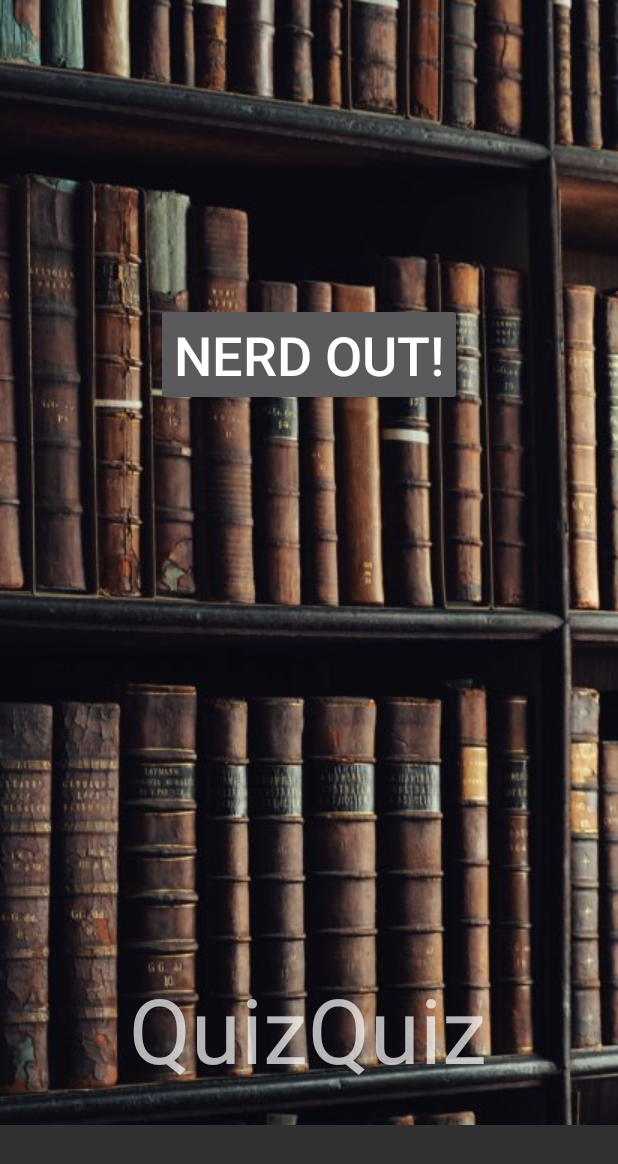
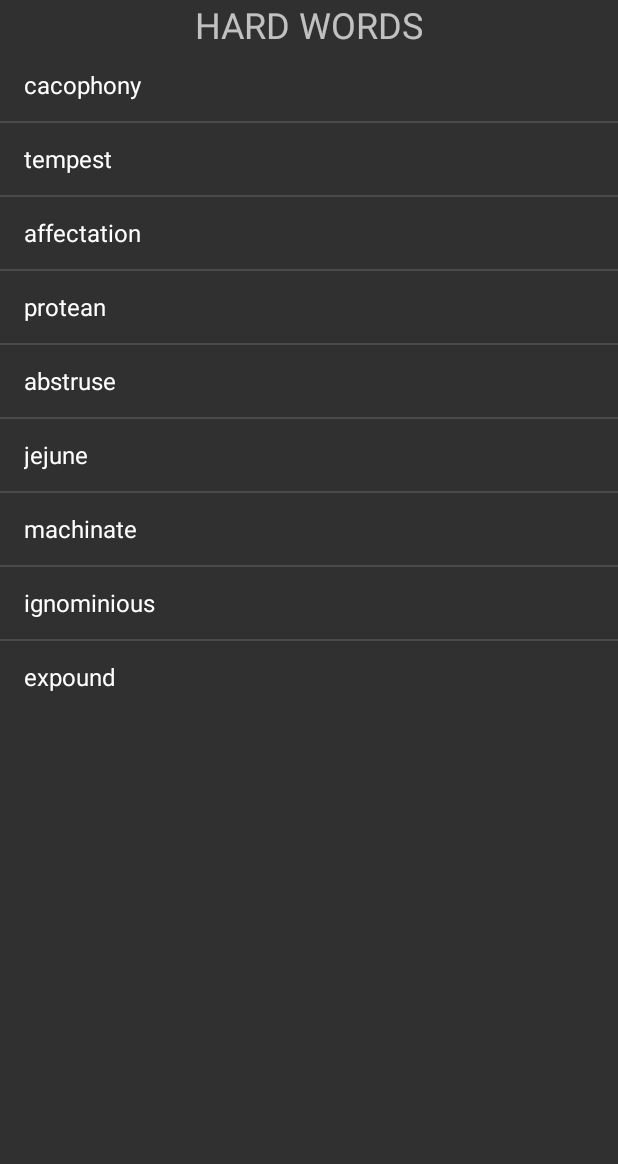
Before and after one commit to evanjohnso/QuickQuiz, an Android app: the SelectPathActivity screen opened directly, with no data from a screen before it, after a tap on an icon or button, on a phone screen of 412 x 824 dp. Shown: the top 1164 px of the screen. Run offline under Robolectric (Android 15) with nearby library versions, the phone set to English and light mode, and no system bars; our stand-ins replace ButterKnife.

Commit message:
array adapter displays list of words

```diff
--- a/app/build.gradle
+++ b/app/build.gradle
@@ -29,6 +29,7 @@ dependencies {
     androidTestCompile('com.android.support.test.espresso:espresso-core:2.2.2', {
         exclude group: 'com.android.support', module: 'support-annotations'
     })
+
     compile 'com.jakewharton:butterknife:7.0.1'
     compile 'com.android.support:appcompat-v7:25.0.0'
     compile 'com.android.support.constraint:constraint-layout:1.0.2'
@@ -36,5 +37,4 @@ dependencies {
     testCompile 'junit:junit:4.12'
     testCompile 'org.robolectric:robolectric:3.0'
     testCompile 'org.robolectric:shadows-support-v4:3.0'
-
 }
--- a/app/src/main/AndroidManifest.xml
+++ b/app/src/main/AndroidManifest.xml
@@ -9,7 +9,8 @@
         android:roundIcon="@mipmap/ic_launcher_round"
         android:supportsRtl="true"
         android:theme="@style/NoActionBarTheme">
-        <!--android:theme="@style/AppTheme"-->
+
+        <!-- android:theme="@style/AppTheme" -->
         <activity
             android:name=".MainActivity"
             android:theme="@style/NoActionBarTheme">
@@ -19,9 +20,8 @@
                 <category android:name="android.intent.category.LAUNCHER" />
             </intent-filter>
         </activity>
-        <activity
-            android:name=".SelectPathActivity"
-            ></activity>
+        <activity android:name=".SelectPathActivity" />
+        <activity android:name=".DictionaryActivity"></activity>
     </application>
 
 </manifest>
--- /dev/null
+++ b/app/src/main/java/com/evanrjohnso/quickquiz/DictionaryActivity.java
@@ -0,0 +1,41 @@
+package com.evanrjohnso.quickquiz;
+
+import android.support.v7.app.AppCompatActivity;
+import android.os.Bundle;
+import android.widget.ArrayAdapter;
+import android.widget.ListView;
+import android.widget.TextView;
+
+import java.util.List;
+
+public class DictionaryActivity extends AppCompatActivity {
+    private ListView mListView;
+    private TextView mCategoryTextView;
+    private String[] easyWords = new String[] {"this", "will", "be", "easier", "words"};
+    private String[] mediumWords = new String[] {"once", "I", "decide", "the","setup", "of", "the", "app"};
+    private String[] hardWords = new String[] {"cacophony", "tempest", "affectation", "protean", "abstruse", "jejune", "machinate", "ignominious", "expound"};
+
+    @Override
+    protected void onCreate(Bundle savedInstanceState) {
+        super.onCreate(savedInstanceState);
+        setContentView(R.layout.activity_dictionary);
+
+        mListView = (ListView) findViewById(R.id.listView);
+        mCategoryTextView = (TextView) findViewById(R.id.categoryTextView);
+        String category = getIntent().getStringExtra("category");
+        mCategoryTextView.setText(category + " words");
+        ArrayAdapter adapter = new ArrayAdapter(this, android.R.layout.simple_list_item_1, displayProperDictionary(category));
+        mListView.setAdapter(adapter);
+
+    }
+
+    public String[] displayProperDictionary(String category) {
+        if (category.equals("easy")) {
+            return easyWords;
+        } else if(category.equals("medium")) {
+            return mediumWords;
+        } else {
+            return hardWords;
+        }
+    }
+}
--- a/app/src/main/java/com/evanrjohnso/quickquiz/SelectPathActivity.java
+++ b/app/src/main/java/com/evanrjohnso/quickquiz/SelectPathActivity.java
@@ -28,13 +28,11 @@ public class SelectPathActivity extends AppCompatActivity implements View.OnClic
         ButterKnife.bind(this);
 
         Resources res = getResources();
-        String easyCompleted = String.format(res.getString(R.string.words_completed), "Easy ", 10, 10);
-        String mediumCompleted = String.format(res.getString(R.string.words_completed), "Medium", 4, 10);
-        String hardCompleted = String.format(res.getString(R.string.words_completed), "Hard", 1, 10);
+        String textToFill = res.getString(R.string.words_completed);
 
-        mEasyWords.setText(easyCompleted);
-        mMediumWords.setText(mediumCompleted);
-        mHardWords.setText(hardCompleted);
+        mEasyWords.setText( String.format(textToFill, "Easy ", 10, 10));
+        mMediumWords.setText( String.format(textToFill, "Medium", 4, 10));
+        mHardWords.setText( String.format(textToFill, "Hard", 1, 10));
 
         mEasyWords.setOnClickListener(this);
         mMediumWords.setOnClickListener(this);
@@ -43,12 +41,16 @@ public class SelectPathActivity extends AppCompatActivity implements View.OnClic
 
     @Override
     public void onClick(View view) {
+        Intent intent =  new Intent(SelectPathActivity.this, DictionaryActivity.class);
         if (view == mEasyWords) {
-            startActivity( new Intent(SelectPathActivity.this, MainActivity.class) );
+            intent.putExtra("category", "easy");
+            startActivity(intent);
         } else if (view == mMediumWords) {
-            startActivity( new Intent(SelectPathActivity.this, MainActivity.class) );
+            intent.putExtra("category", "medium");
+            startActivity( intent );
         } else if (view == mHardWords) {
-            startActivity( new Intent(SelectPathActivity.this, MainActivity.class) );
+            intent.putExtra("category", "hard");
+            startActivity( intent );
         }
     }
 }
--- /dev/null
+++ b/app/src/main/java/com/evanrjohnso/quickquiz/WordListAdapter.java
@@ -0,0 +1,15 @@
+package com.evanrjohnso.quickquiz;
+
+
+import android.content.Context;
+import android.widget.ArrayAdapter;
+
+import java.util.ArrayList;
+
+public class WordListAdapter  {
+    private Context mContext;
+
+//    public WordListAdapter(Context context) {
+//        mContext = context;
+//    }
+}
--- /dev/null
+++ b/app/src/main/res/layout/activity_dictionary.xml
@@ -0,0 +1,26 @@
+<?xml version="1.0" encoding="utf-8"?>
+<LinearLayout xmlns:android="http://schemas.android.com/apk/res/android"
+    xmlns:app="http://schemas.android.com/apk/res-auto"
+    xmlns:tools="http://schemas.android.com/tools"
+    android:layout_width="match_parent"
+    android:layout_height="match_parent"
+    android:orientation="vertical"
+    tools:context="com.evanrjohnso.quickquiz.DictionaryActivity">
+
+    <TextView
+        android:id="@+id/categoryTextView"
+        android:layout_width="match_parent"
+        android:layout_height="wrap_content"
+        android:textAlignment="center"
+        android:textAllCaps="true"
+        android:textSize="24sp" />
+
+    <ListView
+        android:layout_width="match_parent"
+        android:layout_height="wrap_content"
+        android:id="@+id/listView"
+        android:layout_below="@+id/categoryTextView"
+        android:layout_alignParentRight="true"
+        android:layout_alignParentEnd="true" />
+
+</LinearLayout>
```
